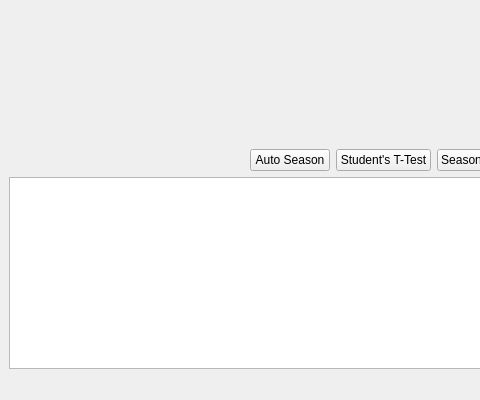
Above: src/plotselect.ui from RolfVieten/StalGrowth before the change; both pictures show x 0 to 480 and y 83 to 483 of the 816 by 483 pixel window. Below: the same form after it.
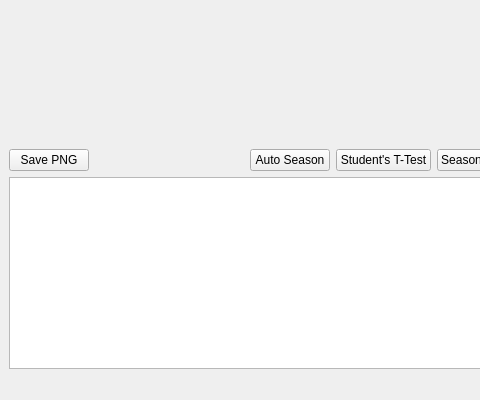
That is the form after the change. Custom widgets are drawn as their Qt base class.

What changed in the file:
```diff
--- a/src/plotselect.ui
+++ b/src/plotselect.ui
@@ -35,6 +35,13 @@
         <property name="sizeConstraint">
          <enum>QLayout::SetMinimumSize</enum>
         </property>
+        <item>
+         <widget class="QPushButton" name="savepng">
+          <property name="text">
+           <string>Save PNG</string>
+          </property>
+         </widget>
+        </item>
         <item>
          <spacer name="horizontalSpacer">
           <property name="orientation">
```
